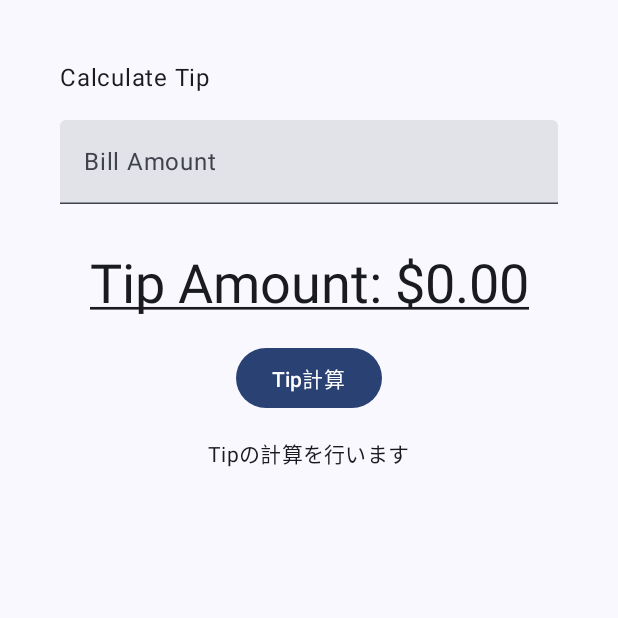
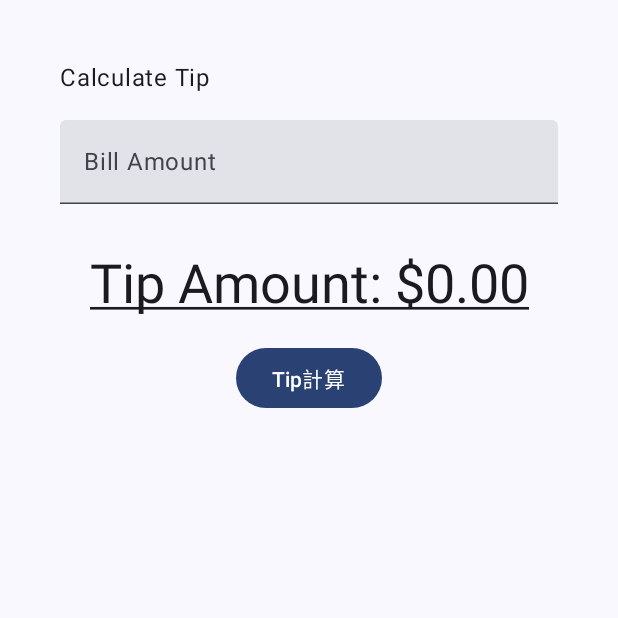
Before and after one commit to NaoUeda12/Tip-Calculator-Android, an Android app built with Jetpack Compose: the screen it shows after launch (MainActivity), after a tap on "Tip計算", on a phone screen of 412 x 824 dp, the top half of it. Run offline under Robolectric (Android 15) with nearby library versions, the phone set to English and light mode, and no system bars.

Commit message:
ボタンの機能を変更しました

```diff
--- a/app/src/main/java/com/example/tipcalculator/MainActivity.kt
+++ b/app/src/main/java/com/example/tipcalculator/MainActivity.kt
@@ -28,6 +28,7 @@ import androidx.compose.runtime.remember
 import androidx.compose.runtime.setValue
 import androidx.compose.ui.Alignment
 import androidx.compose.ui.Modifier
+import androidx.compose.ui.platform.LocalSoftwareKeyboardController
 import androidx.compose.ui.res.stringResource
 import androidx.compose.ui.text.input.KeyboardType
 import androidx.compose.ui.text.style.TextDecoration
@@ -59,8 +60,7 @@ fun TipCalculatorLayout() {
     val amount = amountInput.toDoubleOrNull() ?: 0.0
     val tip = calculateTip(amount)
 
-    var textOfButton by remember { mutableStateOf("") } // 新しい状態
-
+    val keyboardController = LocalSoftwareKeyboardController.current // キーボードコントロー
 
     Column(
         modifier = Modifier
@@ -93,17 +93,12 @@ fun TipCalculatorLayout() {
         Spacer(modifier = Modifier.height(16.dp))
 
         Button(onClick = {
-            // ボタンがクリックされたときにテキストを変更
-            textOfButton = "Tipの計算を行います"
+            // ボタンがクリックされたときにキーボードを出す
+            keyboardController?.show()
         }) {
             Text("Tip計算")
         }
 
-        Text(
-            text = textOfButton,
-            style = MaterialTheme.typography.bodyMedium, // 適切なスタイルを指定
-            modifier = Modifier.padding(top = 16.dp)
-        )
         Spacer(modifier = Modifier.height(150.dp))
     }
 }
```
